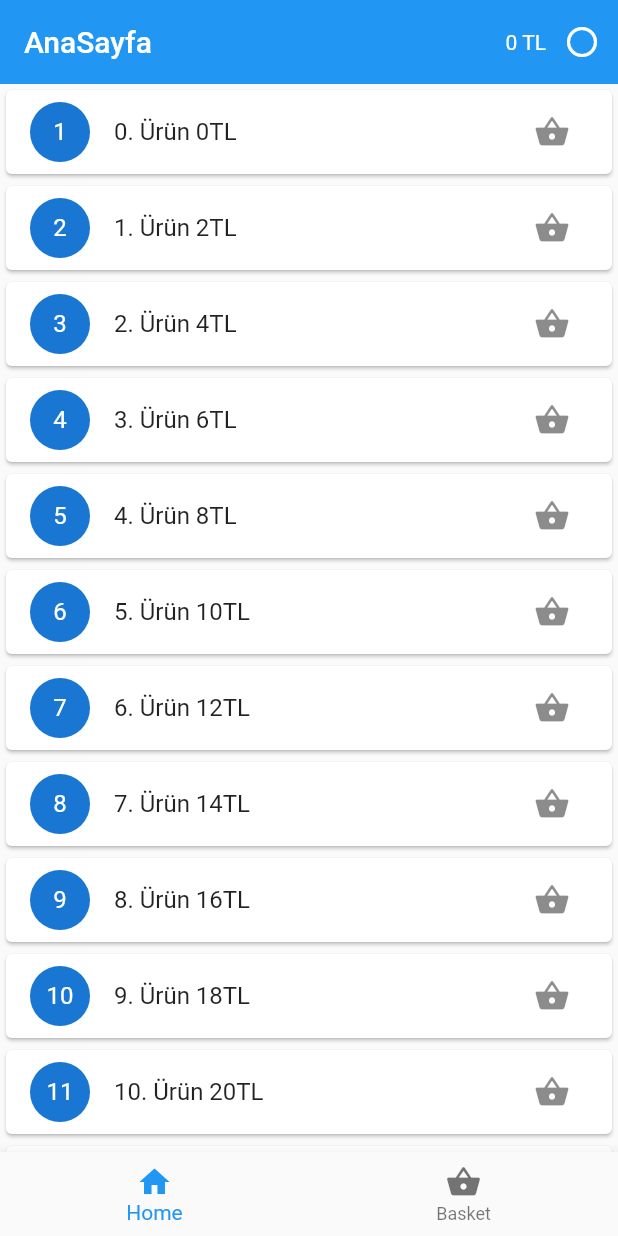
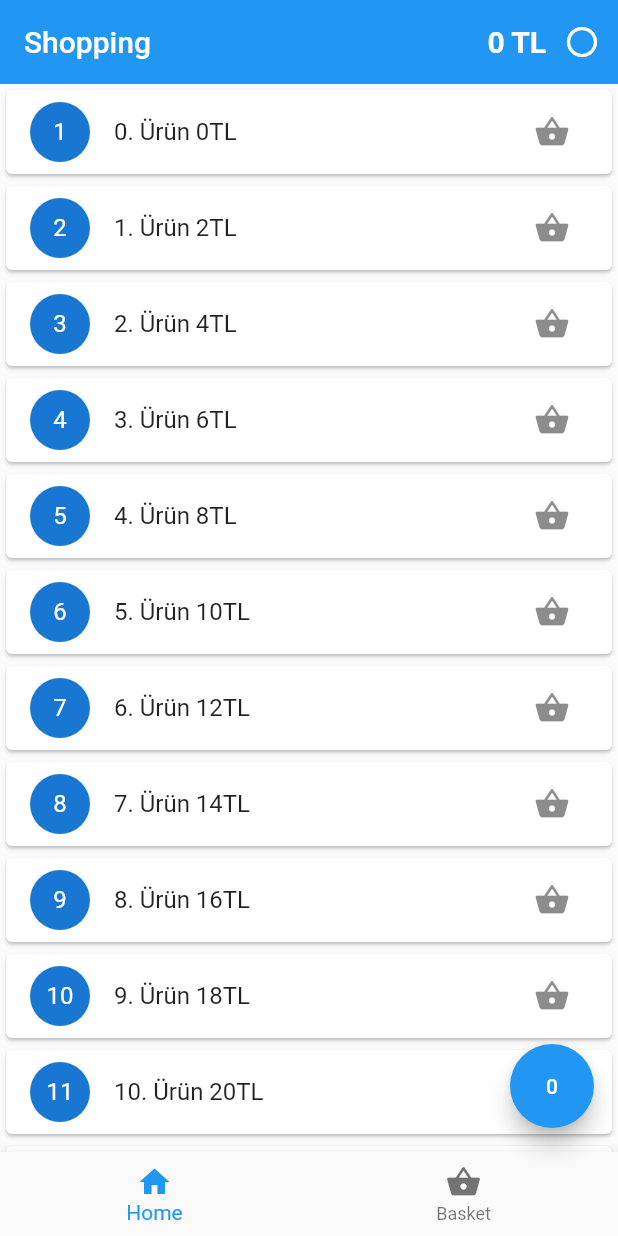
Before and after one commit to isacetin/Flutter_shopping_provider, a Flutter app: the screen it shows after launch, on a phone screen of 412 x 824 dp. Run offline on Flutter 3.47's test engine with Material 2 defaults, Android fonts, the phone set to English and light mode, and no system bars.

Commit message:
25.02.2021

```diff
--- a/lib/UI/basket_shopping.dart
+++ b/lib/UI/basket_shopping.dart
@@ -29,10 +29,6 @@ class BasketPage extends StatelessWidget {
                   )),
             );
           }),
-      floatingActionButton: FloatingActionButton(
-        child: Text(shopProvider.eklenenUrunSayisi().toString()),
-        onPressed: null,
-      ),
     );
   }
 }
--- a/lib/UI/home_page.dart
+++ b/lib/UI/home_page.dart
@@ -23,6 +23,10 @@ class _MyHomePageState extends State<MyHomePage> {
       bottomNavigationBar: bottomNavigatorBar(),
       appBar: buildAppBar(myProvider, shopProvider),
       body: buildPageView(),
+      floatingActionButton: FloatingActionButton(
+        child: Text(shopProvider.eklenenUrunSayisi().toString()),
+        onPressed: null,
+      ),
     );
   }
 
@@ -41,11 +45,11 @@ class _MyHomePageState extends State<MyHomePage> {
   AppBar buildAppBar(AppController myProvider, Shoping shoping) {
     return AppBar(
       elevation: 0,
-      title: Text("AnaSayfa"),
+      title: Text("Shopping"),
       actions: [
         Center(
             child:
-                Text("${context.watch<Shoping>().FiyatGetir().toString()} TL")),
+                Text("${context.watch<Shoping>().FiyatGetir().toString()} TL",style: TextStyle(fontWeight: FontWeight.bold,fontSize: 20),)),
         IconButton(
           icon: myProvider.getTheme()
               ? Icon(Icons.brightness_2)
```
